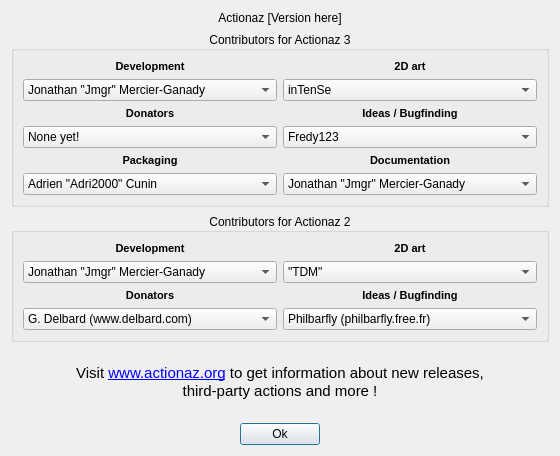
Above: gui/aboutdialog.ui from Jmgr/actiona before the change. Below: the same form after it.
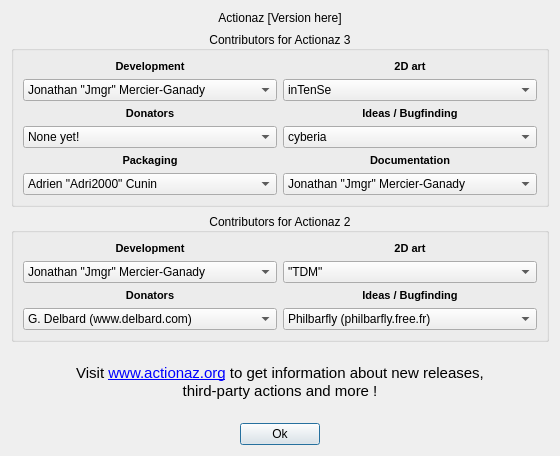
That is the form after the change. Icons and pictures are not drawn.

Commit message: Gui - added a new contributor to the about dialog

```diff
--- a/gui/aboutdialog.ui
+++ b/gui/aboutdialog.ui
@@ -147,6 +147,11 @@
           </item>
           <item>
            <widget class="QComboBox" name="act3Ideas">
+            <item>
+             <property name="text">
+              <string>cyberia</string>
+             </property>
+            </item>
             <item>
              <property name="text">
               <string>Fredy123</string>
```
